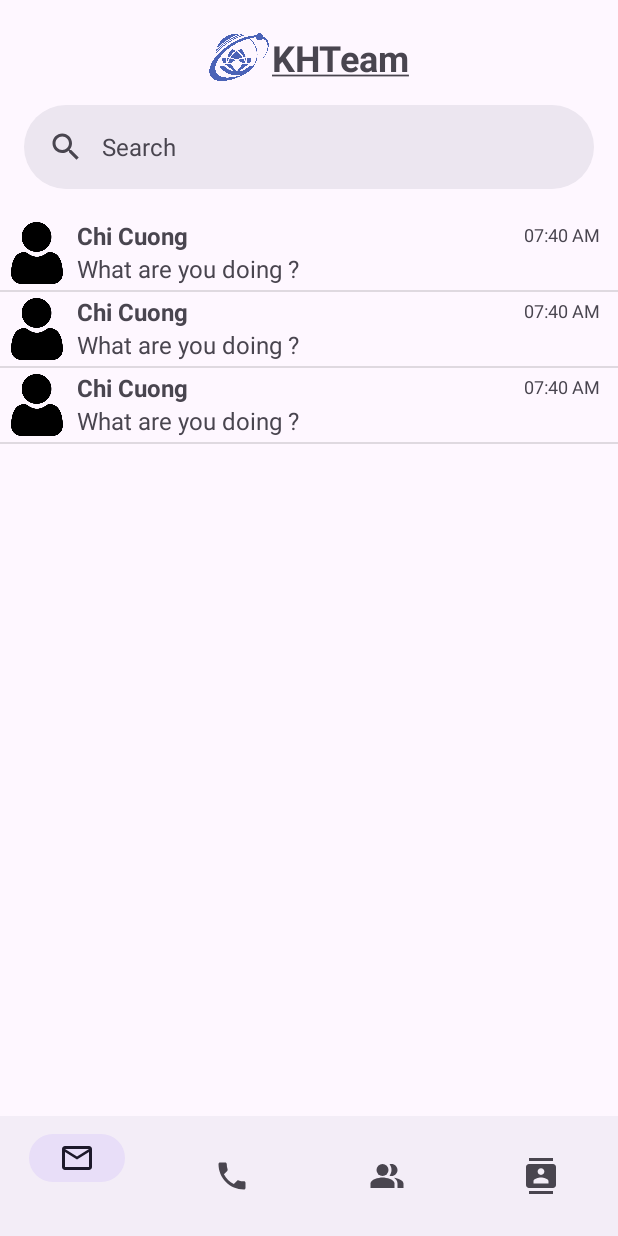
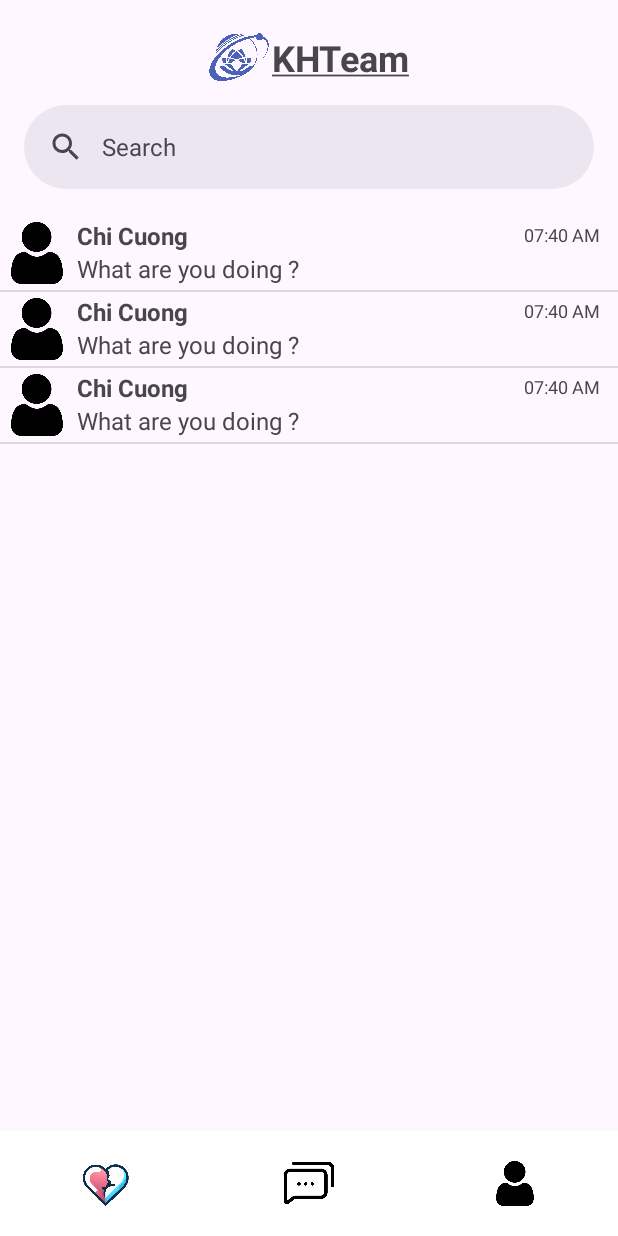
Before and after one commit to cngpc43/Android-Dating-App, an Android app: the chat_home_page screen opened directly, with no data from a screen before it, on a phone screen of 412 x 824 dp. Run offline under Robolectric (Android 15) with nearby library versions, the light colour scheme and no system bars; our stand-ins replace Firebase (no records; nobody signed in at launch, a user with empty details on screens opened directly), sdp/ssp sizes.

Commit message:
util: refactor code after merging

```diff
--- a/app/src/main/AndroidManifest.xml
+++ b/app/src/main/AndroidManifest.xml
@@ -54,6 +54,7 @@
                 android:name="android.app.lib_name"
                 android:value="" />
         </activity>
+
     </application>
 
 </manifest>
--- a/app/src/main/java/com/example/mymessengerapp/chat_home_page.java
+++ b/app/src/main/java/com/example/mymessengerapp/chat_home_page.java
@@ -1,9 +1,13 @@
 package com.example.mymessengerapp;
 
 import android.annotation.SuppressLint;
+import android.content.Intent;
 import android.os.Bundle;
 import android.text.Editable;
 import android.text.TextWatcher;
+import android.widget.EditText;
+import android.widget.FrameLayout;
+import android.widget.ImageView;
 import android.widget.ListView;
 
 import androidx.activity.EdgeToEdge;
@@ -11,22 +15,28 @@ import androidx.appcompat.app.AppCompatActivity;
 
 import com.google.android.material.search.SearchView;
 import com.google.android.material.textfield.TextInputEditText;
+import com.google.firebase.database.FirebaseDatabase;
+import com.google.firebase.storage.FirebaseStorage;
 
 import java.util.ArrayList;
 import java.util.Arrays;
 
 public class chat_home_page extends AppCompatActivity {
+    FirebaseDatabase database;
+    FirebaseStorage storage;
     ChatAdapter chatAdapter;
     SearchView searchView;
     ListView lv_list_chat;
-
+    FrameLayout user, message;
     @SuppressLint("MissingInflatedId")
     @Override
     protected void onCreate(Bundle savedInstanceState) {
         super.onCreate(savedInstanceState);
         EdgeToEdge.enable(this);
         setContentView(R.layout.activity_chat_home_page);
-
+        if(getSupportActionBar()!=null){
+            getSupportActionBar().hide();
+        }
         searchView = findViewById(R.id.sv_search);
         lv_list_chat = findViewById(R.id.lv_list_chat);
 
@@ -34,7 +44,8 @@ public class chat_home_page extends AppCompatActivity {
         lv_list_chat.setAdapter(chatAdapter);
 
         // Tìm kiếm tên chat, ở trên là data mẫu thôi, tự xem rồi fix lai
-        TextInputEditText searchEditText = (TextInputEditText) searchView.getEditText();
+//        TextInputEditText searchEditText = (TextInputEditText) searchView.getEditText();
+        EditText searchEditText = searchView.getEditText();
         searchEditText.addTextChangedListener(new TextWatcher() {
             @Override
             public void beforeTextChanged(CharSequence s, int start, int count, int after) {
@@ -51,5 +62,20 @@ public class chat_home_page extends AppCompatActivity {
                 // khong lam gi
             }
         });
+        ImageView home = findViewById(R.id.home);
+        message = findViewById(R.id.message);
+        home.setOnClickListener(v -> {
+            Intent intent = new Intent(chat_home_page.this, MainActivity.class);
+            startActivity(intent);
+        });
+        message.setOnClickListener(v -> {
+            Intent intent = new Intent(chat_home_page.this, chat_home_page.class);
+            startActivity(intent);
+        });
+        user = findViewById(R.id.user);
+        user.setOnClickListener(v -> {
+            Intent intent = new Intent(chat_home_page.this, setting.class);
+            startActivity(intent);
+        });
     }
 }
--- a/app/src/main/res/layout/activity_chat_home_page.xml
+++ b/app/src/main/res/layout/activity_chat_home_page.xml
@@ -82,11 +82,12 @@
         app:layout_constraintStart_toStartOf="parent"
         app:layout_constraintTop_toBottomOf="@+id/lv_list_chat">
 
-        <com.google.android.material.bottomnavigation.BottomNavigationView
-            android:id="@+id/bottom_navigation"
-            android:layout_width="match_parent"
-            android:layout_height="wrap_content"
-            app:menu="@menu/bottom_navigation_menu" />
+<!--        <com.google.android.material.bottomnavigation.BottomNavigationView-->
+<!--            android:id="@+id/bottom_navigation"-->
+<!--            android:layout_width="match_parent"-->
+<!--            android:layout_height="wrap_content"-->
+<!--            app:menu="@menu/bottom_navigation_menu" />-->
+        <include layout="@layout/navigation_bar" />
     </LinearLayout>
 
 </androidx.constraintlayout.widget.ConstraintLayout>
--- a/app/src/main/res/layout/activity_main.xml
+++ b/app/src/main/res/layout/activity_main.xml
@@ -67,7 +67,7 @@
         app:layout_constraintTop_toBottomOf="@+id/toolBar"
         />
 
-    <include layout="@layout/bottom_bar"/>
+    <include layout="@layout/navigation_bar"/>
 
 
 
--- a/app/src/main/res/layout/activity_setting.xml
+++ b/app/src/main/res/layout/activity_setting.xml
@@ -137,5 +137,5 @@
         </LinearLayout>
     </LinearLayout>
 
-    <include layout="@layout/bottom_bar" />
+    <include layout="@layout/navigation_bar" />
 </androidx.constraintlayout.widget.ConstraintLayout>
--- a/app/src/main/res/layout/bottom_bar.xml
+++ b/app/src/main/res/layout/navigation_bar.xml
@@ -16,15 +16,19 @@
             android:src="@drawable/logo_dating"
             android:layout_weight="1"
             />
-
+    <FrameLayout
+        android:id="@+id/message"
+        android:layout_width="0dp"
+        android:layout_height="@dimen/_70sdp"
+        android:layout_weight="1">
         <ImageView
-            android:layout_width="0dp"
+            android:layout_width="wrap_content"
             android:layout_height="36dp"
             android:layout_gravity="end|center_vertical"
             android:src="@drawable/message_icon"
-            android:layout_marginEnd="20dp"
-            android:layout_weight="1"
             />
+    </FrameLayout>
+
      <FrameLayout
          android:id="@+id/user"
          android:layout_width="0dp"
```
Also changed, not shown: app/src/main/java/com/example/mymessengerapp/MainActivity.java (+10 -2 lines), app/src/main/java/com/example/mymessengerapp/setting.java (+19 -1 lines).
